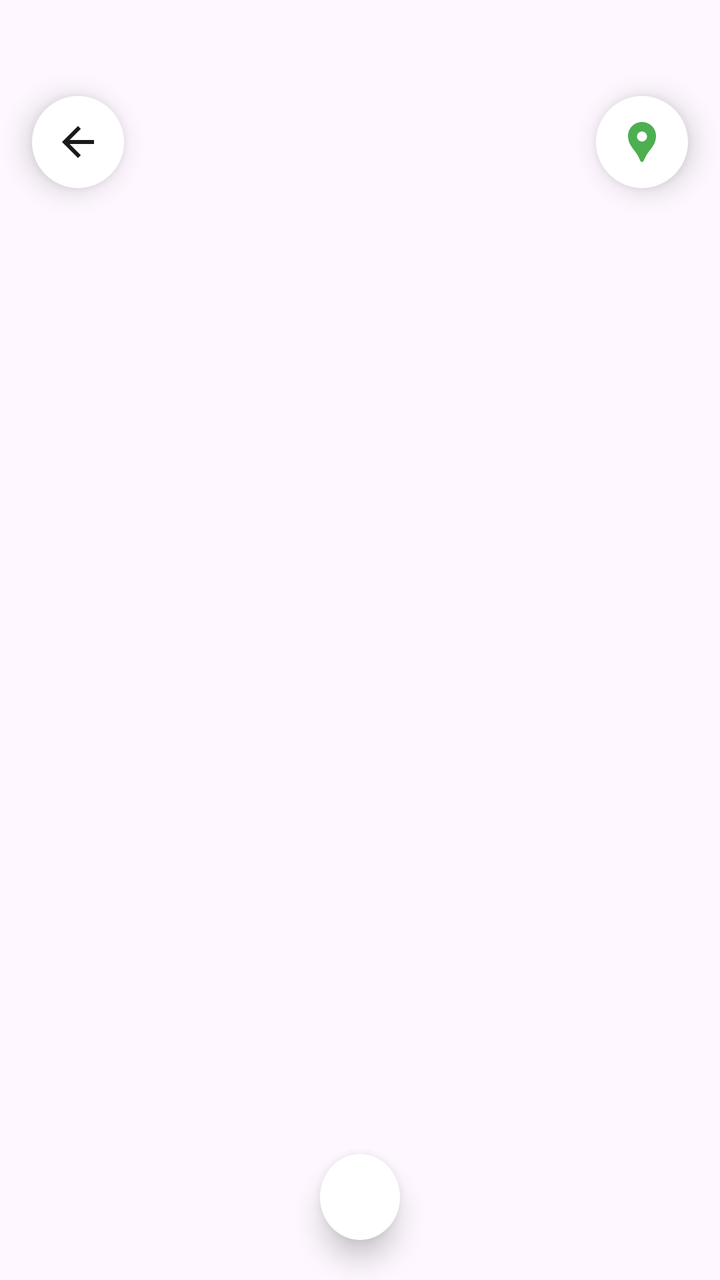
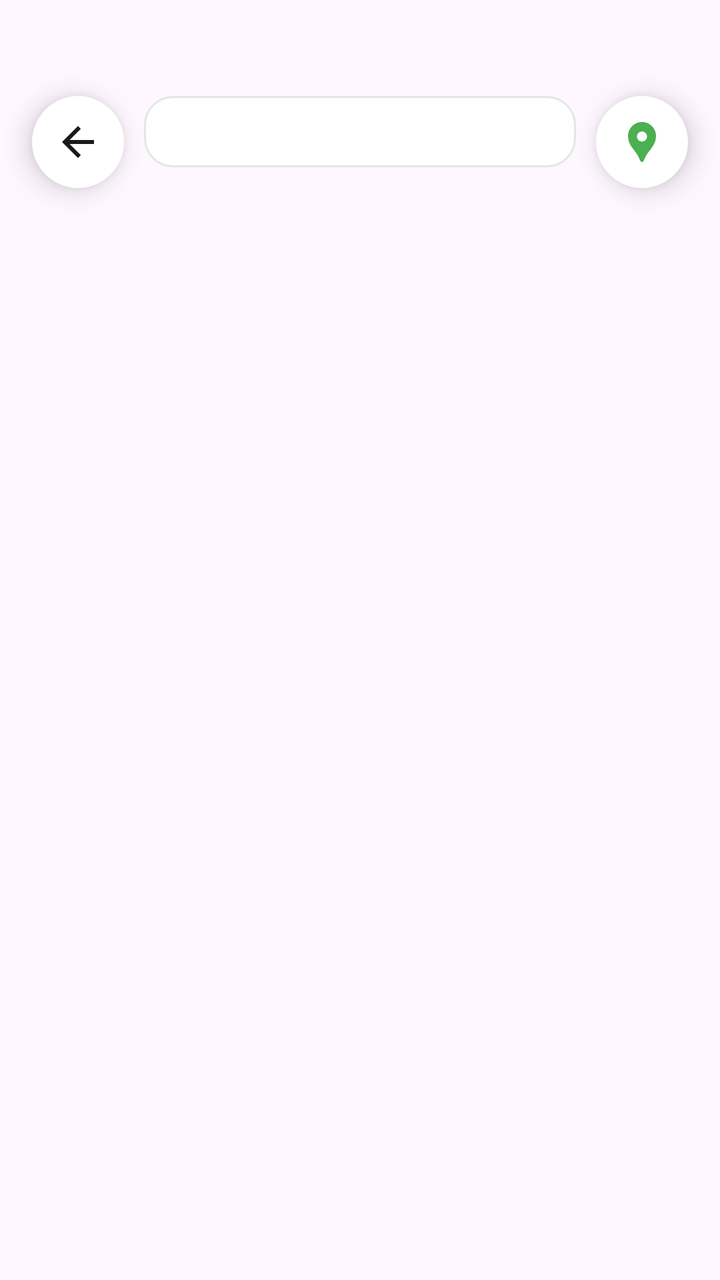

The first picture is an Android layout as it rendered before a commit; the second is the same layout after the commit. The layout source and the unified diff follow.
<!-- AndroidManifest.xml: application theme Theme.Takago -->
<!-- res/layout/activity_resident_track.xml -->
<?xml version="1.0" encoding="utf-8"?>
<FrameLayout xmlns:android="http://schemas.android.com/apk/res/android"
    xmlns:app="http://schemas.android.com/apk/res-auto"
    android:layout_width="match_parent"
    android:layout_height="match_parent">

    <FrameLayout
        android:id="@+id/mapContainer"
        android:layout_width="match_parent"
        android:layout_height="match_parent" />

    <TextView
        android:id="@+id/tvMapNotice"
        android:layout_width="wrap_content"
        android:layout_height="wrap_content"
        android:layout_gravity="top|center_horizontal"
        android:visibility="gone" />

    <ImageView
        android:id="@+id/btnBack"
        android:layout_width="46dp"
        android:layout_height="46dp"
        android:layout_gravity="top|start"
        android:layout_marginStart="16dp"
        android:layout_marginTop="48dp"
        android:background="@drawable/bg_circle_white_solid"
        android:contentDescription="Back"
        android:elevation="8dp"
        android:padding="11dp"
        android:src="@drawable/ic_arrow_back"
        app:tint="@color/color_text_primary" />

    <ImageView
        android:id="@+id/btnRecenter"
        android:layout_width="46dp"
        android:layout_height="46dp"
        android:layout_gravity="top|end"
        android:layout_marginTop="48dp"
        android:layout_marginEnd="16dp"
        android:background="@drawable/bg_circle_white_solid"
        android:contentDescription="Recenter map"
        android:elevation="8dp"
        android:padding="11dp"
        android:src="@drawable/ic_location_pin"
        app:tint="@color/color_primary" />

    <TextView
        android:id="@+id/btnRetryRoute"
        android:layout_width="wrap_content"
        android:layout_height="44dp"
        android:layout_gravity="top|center_horizontal"
        android:layout_marginTop="106dp"
        android:background="@drawable/bg_status_cancelled"
        android:elevation="8dp"
        android:gravity="center"
        android:paddingStart="16dp"
        android:paddingEnd="16dp"
        android:text="Retry route"
        android:textColor="#C62828"
        android:textStyle="bold"
        android:visibility="gone" />

    <TextView
        android:id="@+id/tvTrackPickupLocation"
        android:layout_width="wrap_content"
        android:layout_height="wrap_content"
        android:layout_gravity="bottom|center_horizontal"
        android:layout_margin="20dp"
        android:background="@drawable/bg_circle_white_solid"
        android:elevation="8dp"
        android:gravity="center"
        android:maxLines="2"
        android:paddingStart="20dp"
        android:paddingTop="12dp"
        android:paddingEnd="20dp"
        android:paddingBottom="12dp"
        android:text=""
        android:textColor="@color/color_text_primary"
        android:textStyle="bold" />

    
    <TextView android:id="@+id/tvArrivalTime" android:layout_width="1dp" android:layout_height="1dp" android:visibility="gone" />
    <TextView android:id="@+id/tvTrackDistance" android:layout_width="1dp" android:layout_height="1dp" android:visibility="gone" />
</FrameLayout>
<!-- resources referenced by this layout -->
<resources>
  <color name="color_primary">#4CAF50</color>
  <color name="color_text_primary">#1A1A1A</color>
  <!-- drawable bg_circle_white_solid (drawable) -->
  <?xml version="1.0" encoding="utf-8"?>
  <shape xmlns:android="http://schemas.android.com/apk/res/android"
      android:shape="oval">
      <solid android:color="@color/color_surface" />
  </shape>
  <!-- drawable bg_status_cancelled (drawable) -->
  <?xml version="1.0" encoding="utf-8"?>
  <shape xmlns:android="http://schemas.android.com/apk/res/android"
      android:shape="rectangle">
      <solid android:color="@color/color_status_cancelled_bg" />
      <corners android:radius="20dp" />
  </shape>
  <!-- drawable ic_arrow_back (drawable) -->
  <vector xmlns:android="http://schemas.android.com/apk/res/android" android:autoMirrored="true" android:height="24dp" android:tint="#000000" android:viewportHeight="24" android:viewportWidth="24" android:width="24dp">
        
      <path android:fillColor="@android:color/white" android:pathData="M20,11H7.83l5.59,-5.59L12,4l-8,8 8,8 1.41,-1.41L7.83,13H20v-2z"/>
      
  </vector>
  <!-- drawable ic_location_pin (drawable) -->
  <vector xmlns:android="http://schemas.android.com/apk/res/android" android:height="24dp" android:tint="#000000" android:viewportHeight="24" android:viewportWidth="24" android:width="24dp">
        
      <path android:fillColor="@android:color/white" android:pathData="M12,2L12,2C8.13,2 5,5.13 5,9c0,1.74 0.5,3.37 1.41,4.84c0.95,1.54 2.2,2.86 3.16,4.4c0.47,0.75 0.81,1.45 1.17,2.26C11,21.05 11.21,22 12,22h0c0.79,0 1,-0.95 1.25,-1.5c0.37,-0.81 0.7,-1.51 1.17,-2.26c0.96,-1.53 2.21,-2.85 3.16,-4.4C18.5,12.37 19,10.74 19,9C19,5.13 15.87,2 12,2zM12,11.75c-1.38,0 -2.5,-1.12 -2.5,-2.5s1.12,-2.5 2.5,-2.5s2.5,1.12 2.5,2.5S13.38,11.75 12,11.75z"/>
      
  </vector>
  <style name="Theme.Takago" parent="Base.Theme.Takago" />
  <color name="color_surface">#FFFFFF</color>
  <color name="color_status_cancelled_bg">#FFEBEE</color>
  <style name="Base.Theme.Takago" parent="Theme.Material3.DayNight.NoActionBar">
          
          
      </style>
</resources>

<!-- the commit's change to res/layout/activity_resident_track.xml (unified diff, before → after) -->
@@ -62,20 +62,23 @@
 
     <TextView
         android:id="@+id/tvTrackPickupLocation"
-        android:layout_width="wrap_content"
+        android:layout_width="match_parent"
         android:layout_height="wrap_content"
-        android:layout_gravity="bottom|center_horizontal"
-        android:layout_margin="20dp"
-        android:background="@drawable/bg_circle_white_solid"
+        android:layout_gravity="top|center_horizontal"
+        android:layout_marginStart="72dp"
+        android:layout_marginTop="48dp"
+        android:layout_marginEnd="72dp"
+        android:background="@drawable/bg_map_location_card"
         android:elevation="8dp"
-        android:gravity="center"
+        android:gravity="start|center_vertical"
         android:maxLines="2"
-        android:paddingStart="20dp"
-        android:paddingTop="12dp"
-        android:paddingEnd="20dp"
-        android:paddingBottom="12dp"
+        android:paddingStart="14dp"
+        android:paddingTop="9dp"
+        android:paddingEnd="14dp"
+        android:paddingBottom="9dp"
         android:text=""
         android:textColor="@color/color_text_primary"
+        android:textSize="13sp"
         android:textStyle="bold" />
 
     
<!-- resource entries referenced after the edit -->
@@ -7,6 +7,13 @@
   <shape xmlns:android="http://schemas.android.com/apk/res/android"
       android:shape="oval">
       <solid android:color="@color/color_surface" />
+  </shape>
+  <!-- drawable bg_map_location_card (drawable) -->
+  <?xml version="1.0" encoding="utf-8"?>
+  <shape xmlns:android="http://schemas.android.com/apk/res/android" android:shape="rectangle">
+      <solid android:color="#F7FFFFFF" />
+      <stroke android:width="1dp" android:color="#E3E7E5" />
+      <corners android:radius="14dp" />
   </shape>
   <!-- drawable bg_status_cancelled (drawable) -->
   <?xml version="1.0" encoding="utf-8"?>
